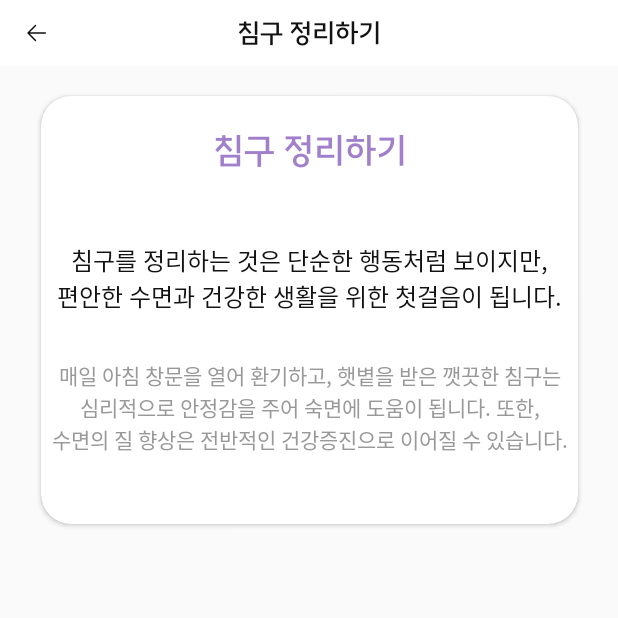
After one commit to bw-green/DURYMONG-Android, an Android app: the fragment DoitBedFragment shown on its own in the app's theme, on a phone screen of 412 x 824 dp, the top half of it. The commit adds this screen. Run offline under Robolectric (Android 15) with nearby library versions, the phone set to English and light mode, and no system bars.

Commit message:
ui: do_it 5-7 침구정리하기 ui 작업 화면 연결 안함(#4)

```diff
--- /dev/null
+++ b/app/src/main/java/com/example/durymong/view/do_it/DoitBedFragment.kt
@@ -0,0 +1,60 @@
+package com.example.durymong.view.do_it
+
+import android.os.Bundle
+import androidx.fragment.app.Fragment
+import android.view.LayoutInflater
+import android.view.View
+import android.view.ViewGroup
+import com.example.durymong.R
+
+// TODO: Rename parameter arguments, choose names that match
+// the fragment initialization parameters, e.g. ARG_ITEM_NUMBER
+private const val ARG_PARAM1 = "param1"
+private const val ARG_PARAM2 = "param2"
+
+/**
+ * A simple [Fragment] subclass.
+ * Use the [DoitBedFragment.newInstance] factory method to
+ * create an instance of this fragment.
+ */
+class DoitBedFragment : Fragment() {
+    // TODO: Rename and change types of parameters
+    private var param1: String? = null
+    private var param2: String? = null
+
+    override fun onCreate(savedInstanceState: Bundle?) {
+        super.onCreate(savedInstanceState)
+        arguments?.let {
+            param1 = it.getString(ARG_PARAM1)
+            param2 = it.getString(ARG_PARAM2)
+        }
+    }
+
+    override fun onCreateView(
+        inflater: LayoutInflater, container: ViewGroup?,
+        savedInstanceState: Bundle?
+    ): View? {
+        // Inflate the layout for this fragment
+        return inflater.inflate(R.layout.fragment_doit_bed, container, false)
+    }
+
+    companion object {
+        /**
+         * Use this factory method to create a new instance of
+         * this fragment using the provided parameters.
+         *
+         * @param param1 Parameter 1.
+         * @param param2 Parameter 2.
+         * @return A new instance of fragment DoitBedFragment.
+         */
+        // TODO: Rename and change types and number of parameters
+        @JvmStatic
+        fun newInstance(param1: String, param2: String) =
+            DoitBedFragment().apply {
+                arguments = Bundle().apply {
+                    putString(ARG_PARAM1, param1)
+                    putString(ARG_PARAM2, param2)
+                }
+            }
+    }
+}
--- /dev/null
+++ b/app/src/main/res/layout/fragment_doit_bed.xml
@@ -0,0 +1,146 @@
+<?xml version="1.0" encoding="utf-8"?>
+<androidx.constraintlayout.widget.ConstraintLayout xmlns:android="http://schemas.android.com/apk/res/android"
+    xmlns:app="http://schemas.android.com/apk/res-auto"
+    xmlns:tools="http://schemas.android.com/tools"
+    android:layout_width="match_parent"
+    android:layout_height="match_parent"
+    android:background="@color/background_white"
+    android:backgroundTint="@null"
+    tools:context=".view.do_it.DoitBedFragment">
+
+
+    <View
+        android:id="@+id/v_do_it_bed_top"
+        android:layout_width="match_parent"
+        android:layout_height="44dp"
+        android:background="@color/white"
+        app:layout_constraintEnd_toEndOf="parent"
+        app:layout_constraintStart_toStartOf="parent"
+        app:layout_constraintTop_toTopOf="parent" />
+
+    <ImageView
+        android:id="@+id/iv_do_it_bed_back"
+        android:layout_width="wrap_content"
+        android:layout_height="wrap_content"
+        android:layout_marginStart="12dp"
+        android:layout_marginTop="10dp"
+        android:src="@drawable/ic_do_it_back"
+        app:layout_constraintStart_toStartOf="parent"
+        app:layout_constraintTop_toTopOf="parent" />
+
+    <TextView
+        android:layout_width="wrap_content"
+        android:layout_height="wrap_content"
+        android:fontFamily="@font/suite_semi_bold"
+        android:text="침구 정리하기"
+        android:textColor="@color/black"
+        android:textSize="18sp"
+        app:layout_constraintBottom_toBottomOf="@id/iv_do_it_bed_back"
+        app:layout_constraintEnd_toEndOf="parent"
+        app:layout_constraintStart_toStartOf="parent"
+        app:layout_constraintTop_toTopOf="@id/iv_do_it_bed_back" />
+
+    <androidx.cardview.widget.CardView
+        android:id="@+id/cv_do_it_card_center"
+        android:layout_width="358dp"
+        android:layout_height="285dp"
+        android:layout_marginTop="20dp"
+        app:cardCornerRadius="20dp"
+        app:layout_constraintEnd_toEndOf="parent"
+        app:layout_constraintStart_toStartOf="parent"
+        app:layout_constraintTop_toBottomOf="@id/v_do_it_bed_top">
+
+        <androidx.constraintlayout.widget.ConstraintLayout
+            android:layout_width="match_parent"
+            android:layout_height="match_parent"
+            >
+            <TextView
+                android:id="@+id/tv_do_it_bed_main"
+                android:layout_width="wrap_content"
+                android:layout_height="wrap_content"
+                android:text="침구 정리하기"
+                android:textColor="@color/do_it_bed_purple"
+                app:layout_constraintStart_toStartOf="parent"
+                app:layout_constraintEnd_toEndOf="parent"
+                app:layout_constraintTop_toTopOf="parent"
+                android:layout_marginTop="21dp"
+                android:fontFamily="@font/suite_semi_bold"
+                android:textSize="24sp"
+                />
+
+<!--            편안한 수면과 건강한 생활을 위한 첫걸음이 됩니다."-->
+            <TextView
+                android:id="@+id/tv_do_it_bed_explanation1"
+                android:layout_width="wrap_content"
+                android:layout_height="wrap_content"
+                android:text="침구를 정리하는 것은 단순한 행동처럼 보이지만,"
+                app:layout_constraintStart_toStartOf="parent"
+                app:layout_constraintEnd_toEndOf="parent"
+                app:layout_constraintTop_toBottomOf="@id/tv_do_it_bed_main"
+                android:layout_marginTop="45dp"
+                android:textColor="@color/black"
+                android:fontFamily="@font/suite_medium"
+                android:textSize="16sp"
+                />
+
+            <TextView
+                android:id="@+id/tv_do_it_bed_explanation2"
+                android:layout_width="wrap_content"
+                android:layout_height="wrap_content"
+                android:textColor="@color/black"
+                android:fontFamily="@font/suite_medium"
+                android:textSize="16sp"
+                android:text ="편안한 수면과 건강한 생활을 위한 첫걸음이 됩니다."
+                app:layout_constraintStart_toStartOf="parent"
+                app:layout_constraintEnd_toEndOf="parent"
+                app:layout_constraintTop_toBottomOf="@id/tv_do_it_bed_explanation1"
+                />
+
+            <TextView
+                android:id="@+id/tv_do_it_bed_Additional1"
+                android:layout_width="wrap_content"
+                android:layout_height="wrap_content"
+                android:layout_marginTop="30dp"
+                android:text ="매일 아침 창문을 열어 환기하고, 햇볕을 받은 깻끗한 침구는"
+                app:layout_constraintStart_toStartOf="parent"
+                app:layout_constraintEnd_toEndOf="parent"
+                app:layout_constraintTop_toBottomOf="@id/tv_do_it_bed_explanation2"
+                android:textColor="@color/gray3"
+                android:fontFamily="@font/suite_medium"
+                android:textSize="14dp"
+                />
+
+            <TextView
+                android:id="@+id/tv_do_it_bed_Additional2"
+                android:layout_width="wrap_content"
+                android:layout_height="wrap_content"
+                android:text ="심리적으로 안정감을 주어 숙면에 도움이 됩니다. 또한,"
+                app:layout_constraintStart_toStartOf="parent"
+                app:layout_constraintEnd_toEndOf="parent"
+                app:layout_constraintTop_toBottomOf="@id/tv_do_it_bed_Additional1"
+                android:textColor="@color/gray3"
+                android:fontFamily="@font/suite_medium"
+                android:textSize="14dp"
+                />
+
+            <TextView
+                android:id="@+id/tv_do_it_bed_Additional3"
+                android:layout_width="wrap_content"
+                android:layout_height="wrap_content"
+                android:text ="수면의 질 향상은 전반적인 건강증진으로 이어질 수 있습니다."
+                app:layout_constraintStart_toStartOf="parent"
+                app:layout_constraintEnd_toEndOf="parent"
+                app:layout_constraintTop_toBottomOf="@id/tv_do_it_bed_Additional2"
+                android:textColor="@color/gray3"
+                android:fontFamily="@font/suite_medium"
+                android:textSize="14dp"
+                />
+
+
+
+        </androidx.constraintlayout.widget.ConstraintLayout>
+
+
+    </androidx.cardview.widget.CardView>
+
+</androidx.constraintlayout.widget.ConstraintLayout>
--- a/app/src/main/res/values/colors.xml
+++ b/app/src/main/res/values/colors.xml
@@ -8,6 +8,7 @@
     <color name="light_purple">#F3E9FF</color>
     <color name="filled_pressed_button_purple">#886AAC</color>
     <color name="do_it_purple"> #AD81FF</color>
+    <color name="do_it_bed_purple"> #A17FCB</color>
     <!--  gray  -->
     <color name="gray1">#F1F1F1</color>
     <color name="gray2">#E4E4E4</color>
```
